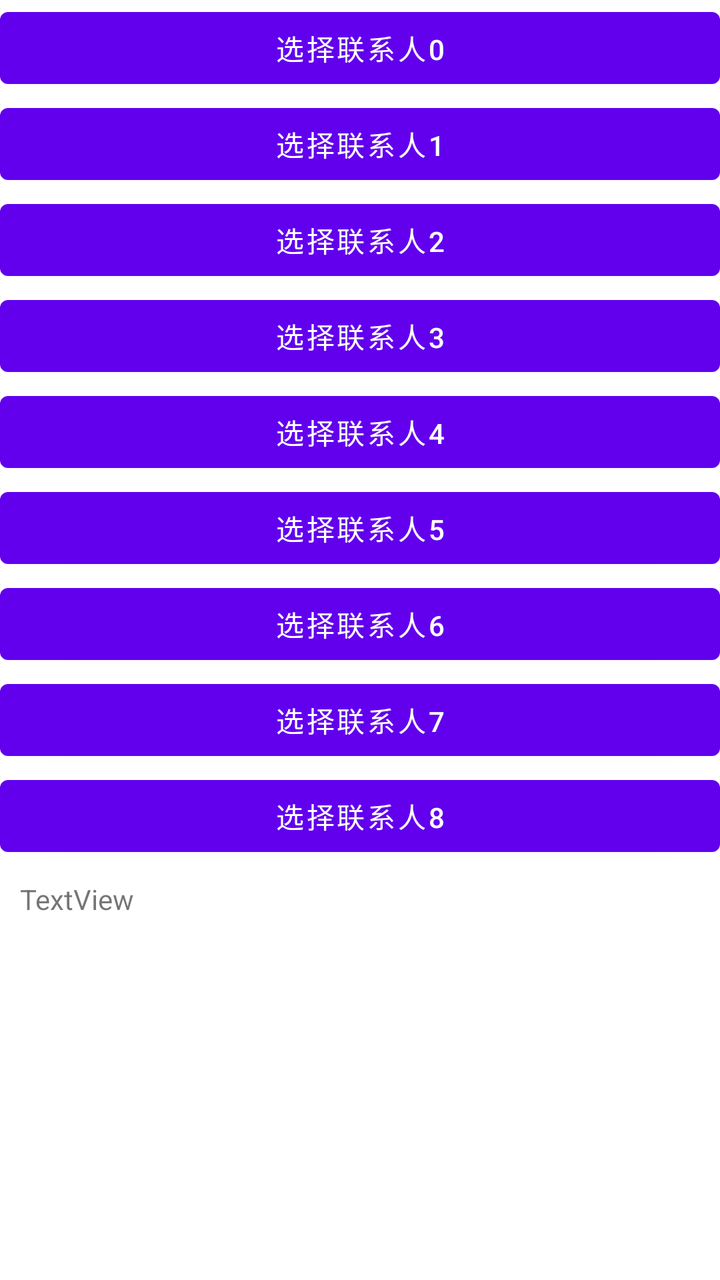
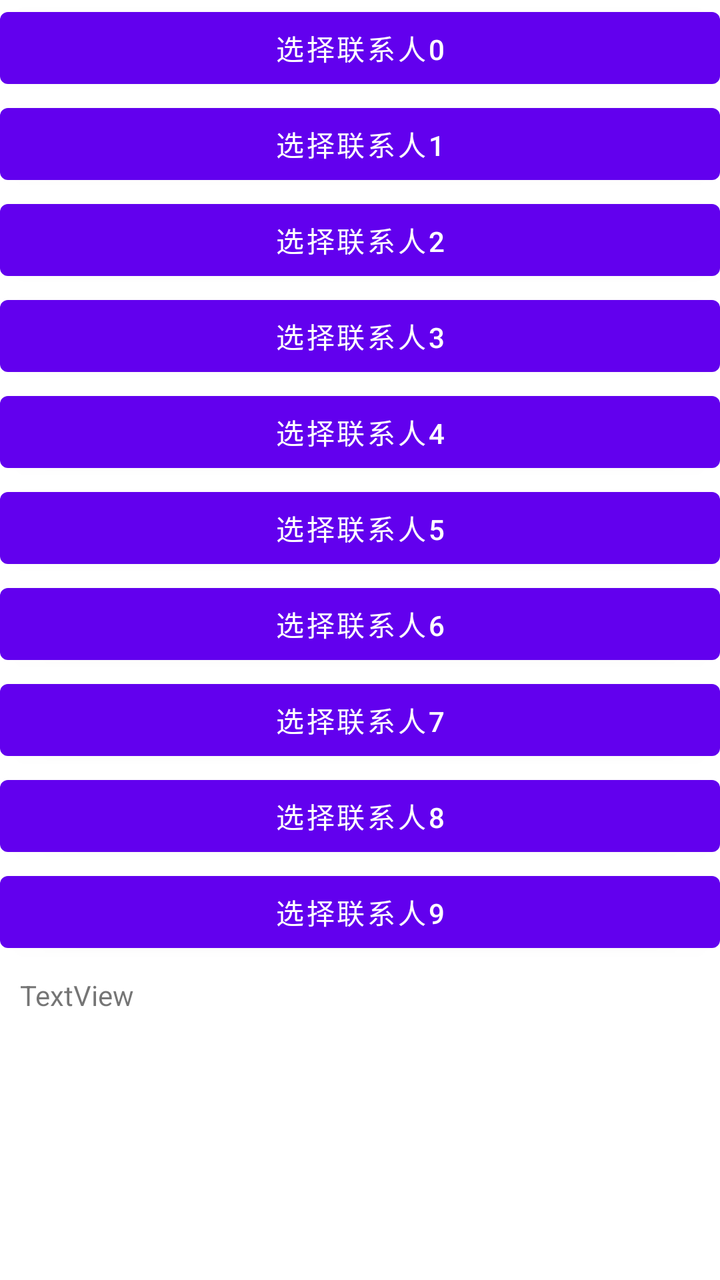

Screens rendered from an Android XML layout before and after an edit, with the pre-edit source and the edit as a unified diff.
<!-- AndroidManifest.xml: application theme BaseTheme -->
<!-- res/layout/activity_selectcontract.xml -->
<?xml version="1.0" encoding="utf-8"?>
<LinearLayout xmlns:android="http://schemas.android.com/apk/res/android"
    android:layout_width="match_parent"
    android:layout_height="match_parent"
    android:orientation="vertical">


    <Button
        android:id="@+id/button0"
        android:layout_width="match_parent"
        android:layout_height="wrap_content"
        android:text="选择联系人0" />

    <Button
        android:id="@+id/button1"
        android:layout_width="match_parent"
        android:layout_height="wrap_content"
        android:text="选择联系人1" />

    <Button
        android:id="@+id/button2"
        android:layout_width="match_parent"
        android:layout_height="wrap_content"
        android:text="选择联系人2" />

    <Button
        android:id="@+id/button3"
        android:layout_width="match_parent"
        android:layout_height="wrap_content"
        android:text="选择联系人3" />

    <Button
        android:id="@+id/button4"
        android:layout_width="match_parent"
        android:layout_height="wrap_content"
        android:text="选择联系人4" />

    <Button
        android:id="@+id/button5"
        android:layout_width="match_parent"
        android:layout_height="wrap_content"
        android:text="选择联系人5" />

    <Button
        android:id="@+id/button6"
        android:layout_width="match_parent"
        android:layout_height="wrap_content"
        android:text="选择联系人6" />


    <Button
        android:id="@+id/button7"
        android:layout_width="match_parent"
        android:layout_height="wrap_content"
        android:text="选择联系人7" />
    <Button
        android:id="@+id/button8"
        android:layout_width="match_parent"
        android:layout_height="wrap_content"
        android:text="选择联系人8" />
    <TextView
        android:id="@+id/txt_result"
        android:layout_width="match_parent"
        android:layout_height="wrap_content"
        android:layout_margin="10dp"
        android:text="TextView" />
</LinearLayout>
<!-- resources referenced by this layout -->
<resources>
  <style name="BaseTheme" parent="Theme.MaterialComponents.Light.NoActionBar">
          
          <item name="colorPrimary">@color/colorPrimary</item>
          
          <item name="colorPrimaryVariant">@color/colorPrimaryDark</item>
          
  
          
          <item name="textAllCaps">false</item>
          <item name="android:includeFontPadding">false</item>
          <item name="android:scrollbars">none</item>
          <item name="android:overScrollMode">never</item>
      </style>
</resources>

<!-- the commit's change to res/layout/activity_selectcontract.xml (unified diff, before → after) -->
@@ -58,6 +58,12 @@
         android:layout_width="match_parent"
         android:layout_height="wrap_content"
         android:text="选择联系人8" />
+
+    <Button
+        android:id="@+id/button9"
+        android:layout_width="match_parent"
+        android:layout_height="wrap_content"
+        android:text="选择联系人9" />
     <TextView
         android:id="@+id/txt_result"
         android:layout_width="match_parent"
